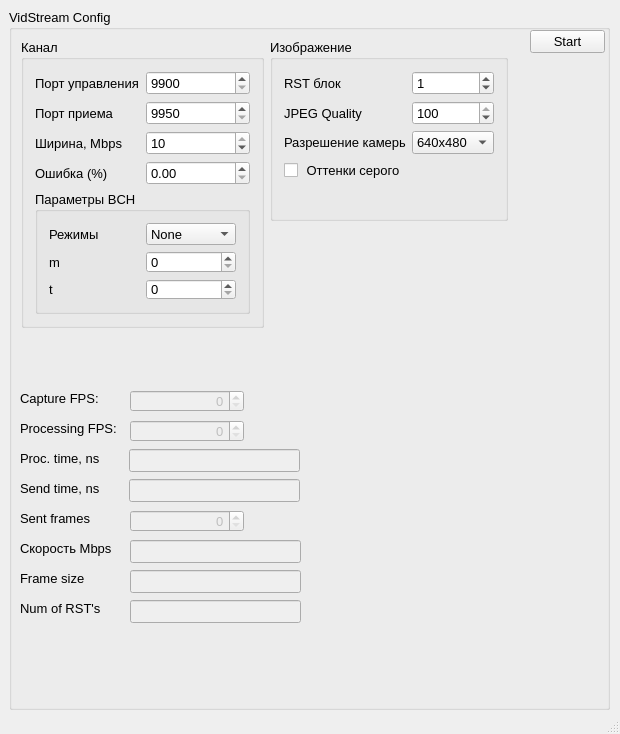
First picture: the form in vidstream/src/qtgui/ui/mainwindow.ui, repository snikulov/vidstream, before the edit.
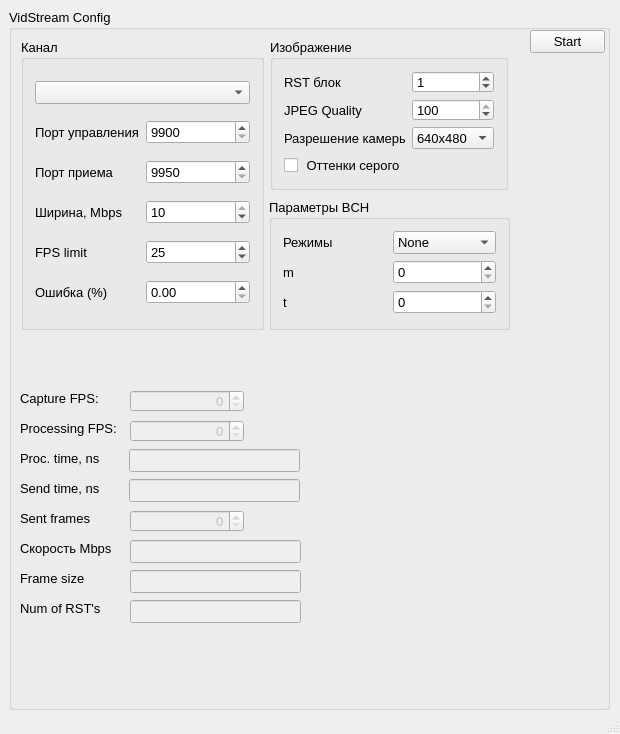
Second picture: the form after the edit.

Commit message: #4: added UI option for limit fps

Patch:
```diff
--- a/vidstream/src/qtgui/ui/mainwindow.ui
+++ b/vidstream/src/qtgui/ui/mainwindow.ui
@@ -62,21 +62,41 @@
        <x>12</x>
        <y>30</y>
        <width>243</width>
-       <height>289</height>
+       <height>291</height>
       </rect>
      </property>
      <property name="title">
       <string>Канал</string>
      </property>
      <layout class="QGridLayout" name="gridLayout_4">
-      <item row="0" column="0">
+      <item row="6" column="1">
+       <widget class="QDoubleSpinBox" name="doubleSpinBox_error_persent">
+        <property name="singleStep">
+         <double>0.010000000000000</double>
+        </property>
+       </widget>
+      </item>
+      <item row="3" column="1">
+       <widget class="QSpinBox" name="spinBox_bw">
+        <property name="minimum">
+         <number>0</number>
+        </property>
+        <property name="maximum">
+         <number>10</number>
+        </property>
+        <property name="value">
+         <number>10</number>
+        </property>
+       </widget>
+      </item>
+      <item row="1" column="0">
        <widget class="QLabel" name="label">
         <property name="text">
          <string>Порт управления</string>
         </property>
        </widget>
       </item>
-      <item row="0" column="1">
+      <item row="1" column="1">
        <widget class="QSpinBox" name="spinBox_port_cmd">
         <property name="minimum">
          <number>9900</number>
@@ -89,14 +109,14 @@
         </property>
        </widget>
       </item>
-      <item row="1" column="0">
+      <item row="2" column="0">
        <widget class="QLabel" name="label_2">
         <property name="text">
          <string>Порт приема</string>
         </property>
        </widget>
       </item>
-      <item row="1" column="1">
+      <item row="2" column="1">
        <widget class="QSpinBox" name="spinBox_port_data">
         <property name="minimum">
          <number>9950</number>
@@ -109,124 +129,40 @@
         </property>
        </widget>
       </item>
-      <item row="2" column="0">
+      <item row="3" column="0">
        <widget class="QLabel" name="label_3">
         <property name="text">
          <string>Ширина, Mbps</string>
         </property>
        </widget>
       </item>
-      <item row="3" column="0">
+      <item row="5" column="0">
+       <widget class="QLabel" name="label_9">
+        <property name="text">
+         <string>FPS limit</string>
+        </property>
+       </widget>
+      </item>
+      <item row="0" column="0" colspan="2">
+       <widget class="QComboBox" name="comboBox_ip_selector"/>
+      </item>
+      <item row="6" column="0">
        <widget class="QLabel" name="label_4">
         <property name="text">
          <string>Ошибка (%)</string>
         </property>
        </widget>
       </item>
-      <item row="4" column="0" colspan="2">
-       <widget class="QGroupBox" name="groupBox_4">
-        <property name="title">
-         <string>Параметры BCH</string>
-        </property>
-        <layout class="QGridLayout" name="gridLayout_3">
-         <item row="0" column="0">
-          <widget class="QLabel" name="label_11">
-           <property name="text">
-            <string>Режимы</string>
-           </property>
-          </widget>
-         </item>
-         <item row="1" column="0">
-          <widget class="QLabel" name="label_12">
-           <property name="text">
-            <string>m</string>
-           </property>
-          </widget>
-         </item>
-         <item row="0" column="1">
-          <widget class="QComboBox" name="comboBox_bch_mode">
-           <item>
-            <property name="text">
-             <string>None</string>
-            </property>
-           </item>
-           <item>
-            <property name="text">
-             <string>5 : 3</string>
-            </property>
-           </item>
-           <item>
-            <property name="text">
-             <string>5 : 1</string>
-            </property>
-           </item>
-           <item>
-            <property name="text">
-             <string>7 : 1</string>
-            </property>
-           </item>
-           <item>
-            <property name="text">
-             <string>15 : 1</string>
-            </property>
-           </item>
-           <item>
-            <property name="text">
-             <string>Вручную</string>
-            </property>
-           </item>
-          </widget>
-         </item>
-         <item row="1" column="1">
-          <widget class="QSpinBox" name="spinBox_bch_m">
-           <property name="minimum">
-            <number>0</number>
-           </property>
-           <property name="maximum">
-            <number>15</number>
-           </property>
-           <property name="value">
-            <number>0</number>
-           </property>
-          </widget>
-         </item>
-         <item row="2" column="0">
-          <widget class="QLabel" name="label_13">
-           <property name="text">
-            <string>t</string>
-           </property>
-          </widget>
-         </item>
-         <item row="2" column="1">
-          <widget class="QSpinBox" name="spinBox_bch_t">
-           <property name="maximum">
-            <number>1000</number>
-           </property>
-           <property name="value">
-            <number>0</number>
-           </property>
-          </widget>
-         </item>
-        </layout>
-       </widget>
-      </item>
-      <item row="3" column="1">
-       <widget class="QDoubleSpinBox" name="doubleSpinBox_error_persent">
-        <property name="singleStep">
-         <double>0.010000000000000</double>
-        </property>
-       </widget>
-      </item>
-      <item row="2" column="1">
-       <widget class="QSpinBox" name="spinBox_bw">
+      <item row="5" column="1">
+       <widget class="QSpinBox" name="spinBox_fps_limit">
         <property name="minimum">
-         <number>0</number>
+         <number>1</number>
         </property>
         <property name="maximum">
-         <number>10</number>
+         <number>60</number>
         </property>
         <property name="value">
-         <number>10</number>
+         <number>25</number>
         </property>
        </widget>
       </item>
@@ -238,7 +174,7 @@
        <x>261</x>
        <y>30</y>
        <width>238</width>
-       <height>182</height>
+       <height>151</height>
       </rect>
      </property>
      <property name="title">
@@ -357,6 +293,99 @@
       </rect>
      </property>
     </widget>
+    <widget class="QGroupBox" name="groupBox_4">
+     <property name="geometry">
+      <rect>
+       <x>260</x>
+       <y>190</y>
+       <width>241</width>
+       <height>131</height>
+      </rect>
+     </property>
+     <property name="title">
+      <string>Параметры BCH</string>
+     </property>
+     <layout class="QGridLayout" name="gridLayout_3">
+      <item row="0" column="0">
+       <widget class="QLabel" name="label_11">
+        <property name="text">
+         <string>Режимы</string>
+        </property>
+       </widget>
+      </item>
+      <item row="1" column="0">
+       <widget class="QLabel" name="label_12">
+        <property name="text">
+         <string>m</string>
+        </property>
+       </widget>
+      </item>
+      <item row="0" column="1">
+       <widget class="QComboBox" name="comboBox_bch_mode">
+        <item>
+         <property name="text">
+          <string>None</string>
+         </property>
+        </item>
+        <item>
+         <property name="text">
+          <string>5 : 3</string>
+         </property>
+        </item>
+        <item>
+         <property name="text">
+          <string>5 : 1</string>
+         </property>
+        </item>
+        <item>
+         <property name="text">
+          <string>7 : 1</string>
+         </property>
+        </item>
+        <item>
+         <property name="text">
+          <string>15 : 1</string>
+         </property>
+        </item>
+        <item>
+         <property name="text">
+          <string>Вручную</string>
+         </property>
+        </item>
+       </widget>
+      </item>
+      <item row="1" column="1">
+       <widget class="QSpinBox" name="spinBox_bch_m">
+        <property name="minimum">
+         <number>0</number>
+        </property>
+        <property name="maximum">
+         <number>15</number>
+        </property>
+        <property name="value">
+         <number>0</number>
+        </property>
+       </widget>
+      </item>
+      <item row="2" column="0">
+       <widget class="QLabel" name="label_13">
+        <property name="text">
+         <string>t</string>
+        </property>
+       </widget>
+      </item>
+      <item row="2" column="1">
+       <widget class="QSpinBox" name="spinBox_bch_t">
+        <property name="maximum">
+         <number>1000</number>
+        </property>
+        <property name="value">
+         <number>0</number>
+        </property>
+       </widget>
+      </item>
+     </layout>
+    </widget>
    </widget>
    <widget class="QPushButton" name="pushButton_operate">
     <property name="geometry">
```
The commit also changes 5 other files.
